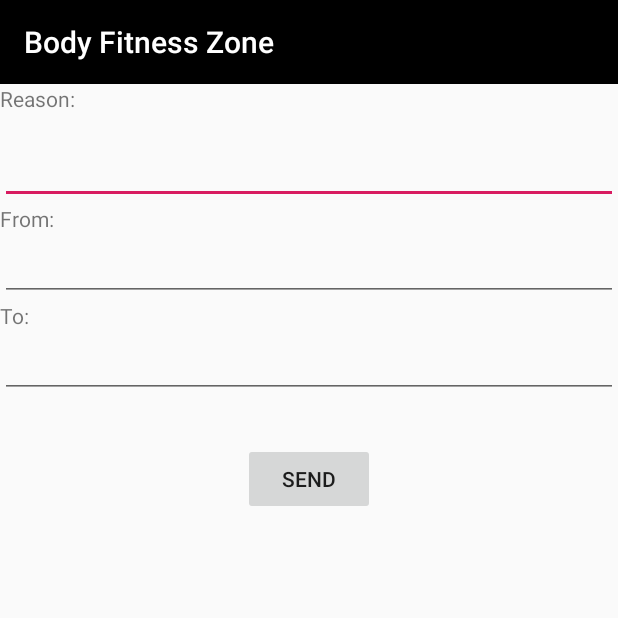
After one commit to ETS-Android1/Gym-Management-App, an Android app: the SendCommonMessage screen opened directly, with no data from a screen before it, on a phone screen of 412 x 824 dp, the top half of it. The commit adds this screen. Run offline under Robolectric (Android 15) with nearby library versions, the phone set to English and light mode, and no system bars.

Commit message:
Added Sending Common Message Utility

```diff
--- a/app/src/main/java/com/aina/dummydatabase/AddPerson.java
+++ b/app/src/main/java/com/aina/dummydatabase/AddPerson.java
@@ -535,7 +535,7 @@ public class AddPerson extends AppCompatActivity {
         if (mode_operation.equals("insert")) {
             String phoneNo = phoneField.getText().toString();
             String nameCustomer = nameField.getText().toString();
-            String message = "Dear " + nameCustomer + ", Thank you for joining BodyZone Gym! Have a Happy and Healthy Life!";
+            String message = "Dear " + nameCustomer + ", Thank you for joining Body Fitness Zone! Have a Happy and Healthy Life!";
             if (phoneNo.length() > 0 && message.length() > 0) {
                 sendSms(phoneNo, message);
             } else
--- a/app/src/main/java/com/aina/dummydatabase/Detail.java
+++ b/app/src/main/java/com/aina/dummydatabase/Detail.java
@@ -102,7 +102,7 @@ public class Detail extends AppCompatActivity {
 
 
                 String nameCustomer = nameView.getText().toString();
-                String message = "Dear " + nameCustomer + ",\nYou have successfully deposited "+ amountfees +"/-" +"\nThanks,\nBodyZone Gym.";
+                String message = "Dear " + nameCustomer + ",\nYou have successfully deposited "+ amountfees +"/-" +"\nThanks,\nBody Fitness Zone";
                 if (phoneNumber.length() > 0 && message.length() > 0) {
                     sendSms(phoneNumber, message);
                 } else
@@ -356,7 +356,7 @@ public class Detail extends AppCompatActivity {
 
     public void onSendReminder(View v){
         String nameCustomer = nameView.getText().toString();
-        String message = "Dear " + nameCustomer + ",\nPlease accept this message as a soft reminder for the pending fees of this month."+ "\nThanks,\nBodyZone Gym.";
+        String message = "Dear " + nameCustomer + ",\nPlease accept this message as a soft reminder for the pending fees of this month."+ "\nThanks,\nBody Fitness Zone.";
         if (phoneNumber.length() > 0 && message.length() > 0) {
             sendSms(phoneNumber, message);
         } else
--- a/app/src/main/java/com/aina/dummydatabase/Functionality.java
+++ b/app/src/main/java/com/aina/dummydatabase/Functionality.java
@@ -194,6 +194,11 @@ public class Functionality extends AppCompatActivity {
         startActivity(myInt);
     }
 
+    public void sendCommonMessageClick(View v){
+        Intent myInt = new Intent(getBaseContext(), SendCommonMessage.class);
+        startActivity(myInt);
+    }
+
     public void onBackupClick(View v){
         try {
 
--- /dev/null
+++ b/app/src/main/res/layout/activity_send_common_message.xml
@@ -0,0 +1,79 @@
+<?xml version="1.0" encoding="utf-8"?>
+<android.support.constraint.ConstraintLayout xmlns:android="http://schemas.android.com/apk/res/android"
+    xmlns:app="http://schemas.android.com/apk/res-auto"
+    xmlns:tools="http://schemas.android.com/tools"
+    android:layout_width="match_parent"
+    android:layout_height="match_parent"
+    tools:context=".SendCommonMessage">
+
+    <TextView
+        android:id="@+id/reasontextView"
+        android:layout_width="match_parent"
+        android:layout_height="wrap_content"
+        android:text="Reason:"
+        tools:layout_editor_absoluteX="0dp" />
+
+    <EditText
+        android:id="@+id/reason"
+        android:layout_width="match_parent"
+        android:layout_height="wrap_content"
+        android:layout_marginTop="15dp"
+        android:ems="10"
+        android:inputType="textPersonName"
+        app:layout_constraintTop_toBottomOf="@+id/reasontextView"
+        tools:layout_editor_absoluteX="0dp" />
+
+    <TextView
+        android:id="@+id/fromtextView"
+        android:layout_width="match_parent"
+        android:layout_height="wrap_content"
+        android:text="From:"
+        app:layout_constraintTop_toBottomOf="@+id/reason"
+        tools:layout_editor_absoluteX="0dp" />
+
+
+    <EditText
+        android:id="@+id/fromdate"
+        android:layout_width="match_parent"
+        android:layout_height="wrap_content"
+        android:ems="10"
+        android:clickable="true"
+        android:editable="false"
+        android:focusableInTouchMode="false"
+        app:layout_constraintTop_toBottomOf="@+id/fromtextView"
+        android:inputType="date" />
+
+    <TextView
+        android:id="@+id/totextView"
+        android:layout_width="match_parent"
+        android:layout_height="wrap_content"
+        android:text="To:"
+        app:layout_constraintTop_toBottomOf="@+id/fromdate"
+        tools:layout_editor_absoluteX="0dp" />
+
+    <EditText
+        android:id="@+id/todate"
+        android:layout_width="match_parent"
+        android:layout_height="wrap_content"
+        android:ems="10"
+        android:clickable="true"
+        android:editable="false"
+        android:focusableInTouchMode="false"
+        app:layout_constraintTop_toBottomOf="@+id/totextView"
+        android:inputType="date" />
+
+    <Button
+        android:id="@+id/sendCommon"
+        android:layout_width="wrap_content"
+        android:layout_height="wrap_content"
+        android:layout_marginTop="30dp"
+        android:text="Send"
+        android:onClick="sendCommonMessage"
+        app:layout_constraintEnd_toEndOf="parent"
+        app:layout_constraintStart_toStartOf="parent"
+        app:layout_constraintTop_toBottomOf="@+id/todate" />
+
+
+
+
+</android.support.constraint.ConstraintLayout>
--- a/app/src/main/res/values/strings.xml
+++ b/app/src/main/res/values/strings.xml
@@ -1,5 +1,5 @@
 <resources>
-    <string name="app_name">BodyZone Gym</string>
+    <string name="app_name">Body Fitness Zone</string>
     <string-array name="gender">
         <item>S/O</item>
         <item>D/O</item>
```
Also changed, not shown: app/src/main/AndroidManifest.xml (+4 -3 lines), app/src/main/java/com/aina/dummydatabase/SendCommonMessage.java (added, +132 -0 lines), app/src/main/res/layout/activity_functionality.xml (+7 -0 lines), 2 other files.
